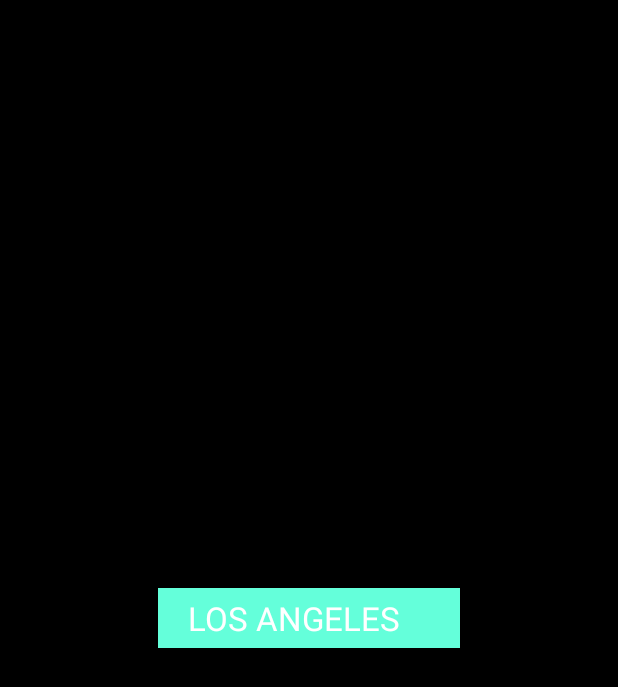
After one commit to Kranuh/wtfay, an Android app: the layout search_location_view.xml on its own in the app's theme, with its tools: preview values and no code run, on a phone screen of 412 x 824 dp. The commit adds this screen. Shown: the top 687 px of the screen. Run offline under Robolectric (Android 15) with nearby library versions, the phone set to English and light mode, and no system bars.

Commit message:
Added search location view animation

```diff
--- a/app/build.gradle
+++ b/app/build.gradle
@@ -56,4 +56,6 @@ dependencies {
     compile 'io.reactivex:rxandroid:1.2.1'
 
     compile 'com.github.bumptech.glide:glide:3.7.0'
+
+    compile 'com.github.florent37:viewanimator:1.0.4'
 }
--- /dev/null
+++ b/app/src/main/res/layout/search_location_view.xml
@@ -0,0 +1,33 @@
+<?xml version="1.0" encoding="utf-8"?>
+<FrameLayout xmlns:android="http://schemas.android.com/apk/res/android"
+    android:layout_width="match_parent"
+    android:layout_height="match_parent">
+
+    <View
+        android:id="@+id/overlay"
+        android:layout_width="match_parent"
+        android:layout_height="match_parent"
+        android:background="@color/black"/>
+
+    <FrameLayout
+        android:id="@+id/location_text_bounding_box"
+        android:layout_width="wrap_content"
+        android:layout_height="wrap_content"
+        android:background="@color/colorAccent"
+        android:layout_gravity="center"
+        android:paddingLeft="20dp"
+        android:paddingRight="40dp"
+        android:paddingTop="5dp"
+        android:paddingBottom="5dp">
+
+        <TextView
+            android:id="@+id/location_textview"
+            android:layout_width="wrap_content"
+            android:layout_height="wrap_content"
+            android:textColor="@color/white"
+            android:text="LOS ANGELES"
+            android:textSize="22sp"/>
+
+    </FrameLayout>
+
+</FrameLayout>
--- a/app/src/main/res/values/colors.xml
+++ b/app/src/main/res/values/colors.xml
@@ -4,4 +4,6 @@
     <color name="colorSecondary">#455A64</color>
     <color name="colorAccent">#64FFDA</color>
     <color name="black">#000</color>
+    <color name="white">#FFFFFF</color>
+    <color name="black_transparent_80">#80000000</color>
 </resources>
```
Also changed, not shown: app/src/main/java/timkranen/com/wtfay/controllers/MainController.java (+15 -3 lines), app/src/main/java/timkranen/com/wtfay/recyclerview/adapters/BaseResultAdapter.java (+16 -4 lines), app/src/main/java/timkranen/com/wtfay/utils/DensityUtil.java (added, +26 -0 lines), app/src/main/java/timkranen/com/wtfay/views/main_page/SearchLocationView.java (added, +159 -0 lines), app/src/main/res/layout/main_controller.xml (+10 -4 lines).
